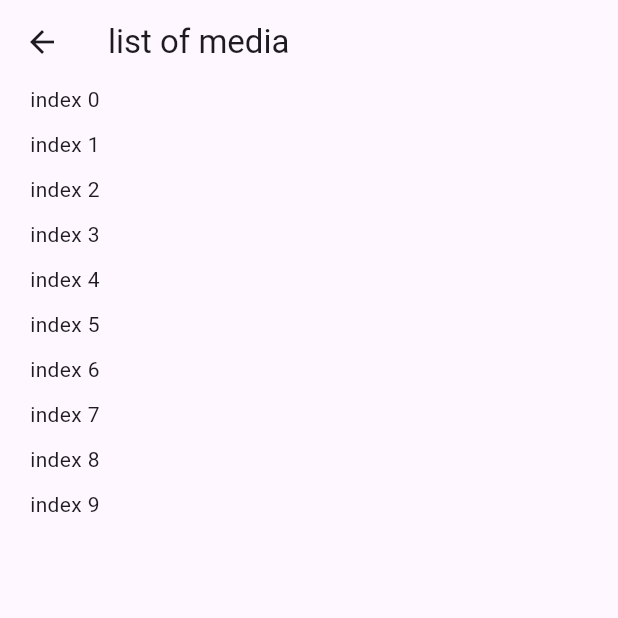
After one commit to DeveloperMalay/downloader, a Flutter app: the DownloadesScreen screen opened directly, on a phone screen of 412 x 824 dp, the top half of it. The commit adds this screen. Run offline on Flutter 3.47's test engine with Material 3 defaults, Android fonts, the phone set to English and light mode, and no system bars; our stand-ins replace equatable, flutter_bloc.

Commit message:
added simple download and view feature

```diff
--- /dev/null
+++ b/devtools_options.yaml
@@ -0,0 +1 @@
+extensions:
--- a/lib/presentation/presentation.dart
+++ b/lib/presentation/presentation.dart
@@ -1,3 +1,9 @@
+import 'dart:developer';
+import 'dart:io';
+
+import 'package:downloader/presentation/screens/downloads/downloads_screen.dart';
+import 'package:downloader/presentation/screens/home_screen/cubit/download_cubit.dart';
 import 'package:flutter/material.dart';
+import 'package:flutter_bloc/flutter_bloc.dart';
 
 part 'screens/home_screen/home_screen.dart';
--- /dev/null
+++ b/lib/presentation/screens/downloads/downloads_screen.dart
@@ -0,0 +1,34 @@
+import 'package:downloader/presentation/screens/downloads/widget/media_preview.dart';
+import 'package:flutter/material.dart';
+
+class DownloadesScreen extends StatefulWidget {
+  const DownloadesScreen({super.key});
+
+  @override
+  State<DownloadesScreen> createState() => _DownloadesScreenState();
+}
+
+class _DownloadesScreenState extends State<DownloadesScreen> {
+  var list = List.generate(10, (index) => index);
+  @override
+  Widget build(BuildContext context) {
+    return Scaffold(
+      appBar: AppBar(
+        title: const Text('list of media'),
+      ),
+      body: Padding(
+        padding: const EdgeInsets.symmetric(horizontal: 20),
+        child: Column(
+          children: [
+            ListView.separated(
+                shrinkWrap: true,
+                itemBuilder: (context, index) => MediaPreview(index: index),
+                separatorBuilder: (context, index) =>
+                    const SizedBox(height: 10),
+                itemCount: list.length)
+          ],
+        ),
+      ),
+    );
+  }
+}
--- /dev/null
+++ b/lib/presentation/screens/downloads/widget/media_preview.dart
@@ -0,0 +1,12 @@
+import 'package:flutter/material.dart';
+
+class MediaPreview extends StatelessWidget {
+  const MediaPreview({super.key, required this.index});
+  final int index;
+  @override
+  Widget build(BuildContext context) {
+    return Container(
+      child: Text("index $index"),
+    );
+  }
+}
--- /dev/null
+++ b/lib/presentation/screens/home_screen/cubit/download_state.dart
@@ -0,0 +1,33 @@
+// ignore_for_file: public_member_api_docs, sort_constructors_first
+part of 'download_cubit.dart';
+
+enum DownloadStauts {
+  intial,
+  loaded,
+  loading,
+  error,
+}
+
+class DownloadState extends Equatable {
+  const DownloadState({
+    required this.status,
+    this.image,
+  });
+  final DownloadStauts status;
+  final String? image;
+  factory DownloadState.initial() {
+    return const DownloadState(status: DownloadStauts.intial);
+  }
+  @override
+  List<Object> get props => [status, image ?? ''];
+
+  DownloadState copyWith({
+    DownloadStauts? status,
+    String? image,
+  }) {
+    return DownloadState(
+      status: status ?? this.status,
+      image: image ?? this.image,
+    );
+  }
+}
--- a/pubspec.yaml
+++ b/pubspec.yaml
@@ -38,6 +38,8 @@ dependencies:
   http: ^1.2.0
   flutter_bloc: ^8.1.5
   equatable: ^2.0.5
+  bloc_tools: ^0.1.0-dev.6
+  path_provider: ^2.1.3
 
 dev_dependencies:
   flutter_test:
```
Also changed, not shown: lib/main.dart (+10 -1 lines), lib/presentation/screens/home_screen/cubit/download_cubit.dart (added, +52 -0 lines), lib/presentation/screens/home_screen/home_screen.dart (+36 -4 lines), pubspec.lock, 8 other files.
